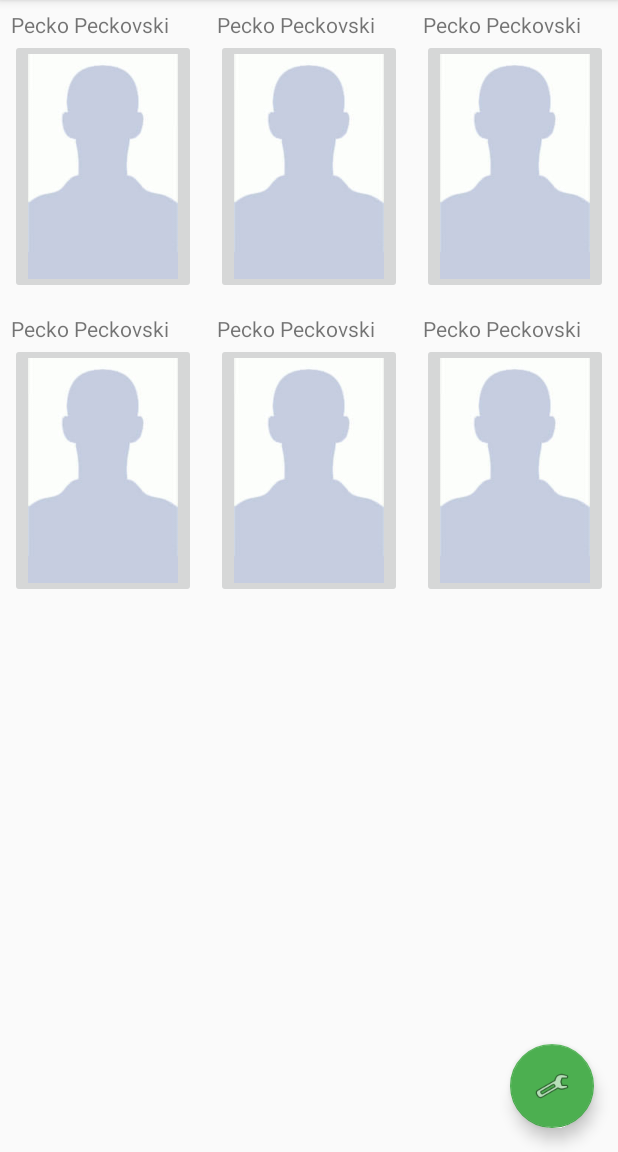
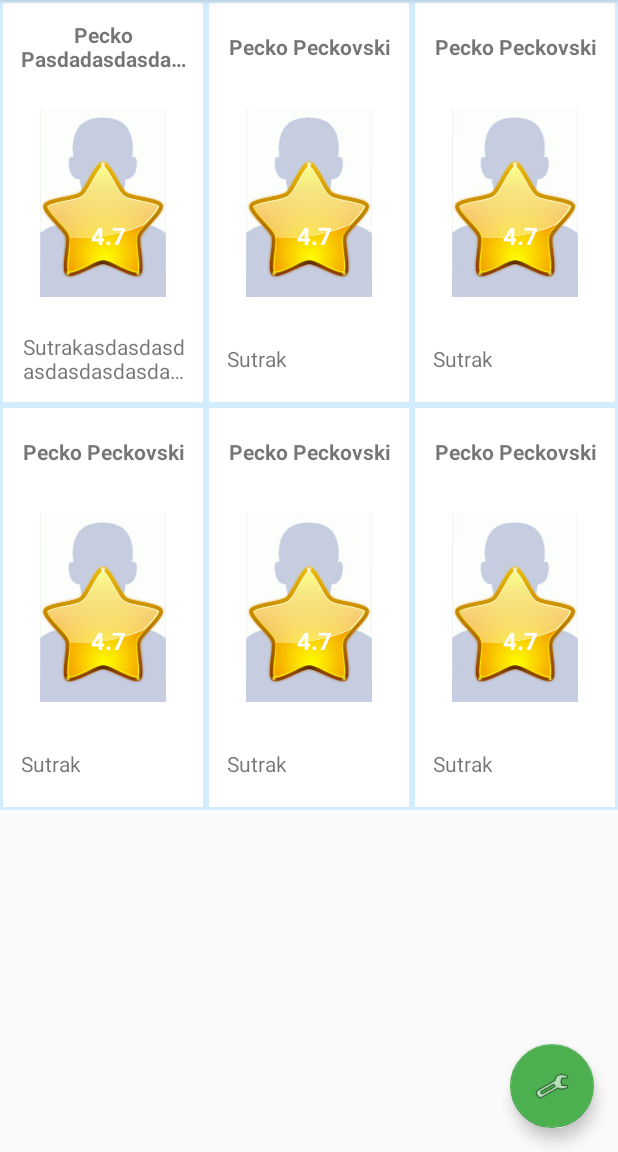
Before and after one commit to petardan/Rep200917, an Android app: the MainActivity screen opened directly, with no data from a screen before it, on a phone screen of 412 x 824 dp, the part 84-1236 px from its top. Run offline under Robolectric (Android 15) with nearby library versions, the phone set to English and light mode, and no system bars; our stand-ins replace Picasso; network calls fail; pictures from the network do not load; 17 statements that could not run were skipped.

Commit message:
Added small icons

```diff
--- /dev/null
+++ b/app/src/main/java/com/rpd/customViews/RatingLayout.java
@@ -0,0 +1,65 @@
+package com.rpd.customViews;
+
+import android.content.Context;
+import android.graphics.Color;
+import android.graphics.Typeface;
+import android.view.ViewGroup;
+import android.widget.ImageView;
+import android.widget.LinearLayout;
+import android.widget.RelativeLayout;
+import android.widget.TextView;
+
+import com.rpd.irepair.R;
+import com.squareup.picasso.Picasso;
+
+/**
+ * Created by Petar on 9/28/2017.
+ */
+
+public class RatingLayout extends RelativeLayout{
+
+    ImageView ratingStarImage;
+    TextView ratingView;
+
+    public RatingLayout(Context context, double rating) {
+        super(context);
+
+        RelativeLayout.LayoutParams ratingRelativeLayoutParams = new RelativeLayout.LayoutParams(LinearLayout.LayoutParams.WRAP_CONTENT, LinearLayout.LayoutParams.WRAP_CONTENT);
+        ratingRelativeLayoutParams.addRule(RelativeLayout.ALIGN_PARENT_BOTTOM);
+        ratingRelativeLayoutParams.addRule(RelativeLayout.ALIGN_PARENT_RIGHT);
+        setLayoutParams(ratingRelativeLayoutParams);
+        setPadding(0,0,0,20);
+        setFocusable(false);
+
+        //Rating star image button
+        ratingStarImage = new ImageView(context);
+        ratingStarImage.setAdjustViewBounds(true);
+        RelativeLayout.LayoutParams ratingStarImageParams = new RelativeLayout.LayoutParams(150, 150);
+        ratingStarImageParams.addRule(RelativeLayout.ALIGN_PARENT_BOTTOM);
+        ratingStarImageParams.addRule(RelativeLayout.ALIGN_PARENT_RIGHT);
+        ratingStarImage.setLayoutParams(ratingStarImageParams);
+        Picasso.with(context).load(R.drawable.rating_star).into(ratingStarImage);
+        ratingStarImage.setFocusable(false);
+        ratingStarImage.setClickable(false);
+
+        //Setting rating text view
+        ratingView = new TextView(context);
+        RelativeLayout.LayoutParams ratingViewParams = new RelativeLayout.LayoutParams(ViewGroup.LayoutParams.WRAP_CONTENT, ViewGroup.LayoutParams.WRAP_CONTENT);
+        ratingViewParams.addRule(RelativeLayout.ALIGN_PARENT_BOTTOM);
+        ratingViewParams.addRule(RelativeLayout.ALIGN_PARENT_RIGHT);
+        ratingView.setLayoutParams(ratingViewParams);
+        ratingView.setText(Double.valueOf(rating).toString());
+        ratingView.setTextSize(16);
+        ratingView.setTypeface(null, Typeface.BOLD);
+        ratingView.setPadding(0,0,40,40);
+        ratingView.setTextColor(Color.WHITE);
+        ratingView.setFocusable(false);
+        ratingView.setClickable(false);
+
+
+        addView(ratingStarImage);
+        addView(ratingView);
+
+
+    }
+}
--- a/app/src/main/java/com/rpd/customViews/smallRepairmanItem.java
+++ b/app/src/main/java/com/rpd/customViews/smallRepairmanItem.java
@@ -2,7 +2,10 @@ package com.rpd.customViews;
 
 import android.app.Activity;
 import android.content.Context;
+import android.graphics.Color;
 import android.graphics.Point;
+import android.graphics.Typeface;
+import android.text.TextUtils;
 import android.view.Gravity;
 import android.view.ViewGroup;
 import android.widget.GridLayout;
@@ -22,8 +25,15 @@ import com.squareup.picasso.Picasso;
 public class smallRepairmanItem extends LinearLayout{
 
     TextView nameSurnameView;
+    RelativeLayout imageRelativeLayout;
     ImageButton smallProfilePicture;
-    TextView description;
+    RelativeLayout ratingRelativeLayout;
+    ImageView ratingStarImage;
+    TextView ratingView;
+
+    TextView descriptionView;
+
+    RatingLayout ratingLayout;
 
     //Default constructor
     public smallRepairmanItem(Context context, int columnCount, String nameSurname, String repairmanUrl, double rating, String description) {
@@ -41,29 +51,62 @@ public class smallRepairmanItem extends LinearLayout{
         linearParams.gravity = Gravity.CENTER;
         setOrientation(VERTICAL);
         setLayoutParams(linearParams);
-        setPadding(10,10,10,10);
+        setBackgroundResource(R.drawable.custom_view_border);
+        setPadding(20,20,20,20);
         setFocusable(true);
 
         //Setting layout items
 
         //Setting name and surname text view
         nameSurnameView = new TextView(context);
-        nameSurnameView.setLayoutParams(new RelativeLayout.LayoutParams(ViewGroup.LayoutParams.WRAP_CONTENT, ViewGroup.LayoutParams.WRAP_CONTENT));
+        nameSurnameView.setLayoutParams(new RelativeLayout.LayoutParams(ViewGroup.LayoutParams.MATCH_PARENT, ViewGroup.LayoutParams.MATCH_PARENT));
         nameSurnameView.setText(nameSurname);
         nameSurnameView.setGravity(Gravity.CENTER);
+        nameSurnameView.setTypeface(null, Typeface.BOLD);
+        nameSurnameView.setMinLines(2);
+        nameSurnameView.setMaxLines(2);
+        nameSurnameView.setEllipsize(TextUtils.TruncateAt.END);
         nameSurnameView.setFocusable(false);
         nameSurnameView.setClickable(false);
+
+
+        //Image Relative Layout start
+        imageRelativeLayout = new RelativeLayout(context);
+        RelativeLayout.LayoutParams imageRelativeLayoutParams = new RelativeLayout.LayoutParams(LayoutParams.WRAP_CONTENT, LayoutParams.WRAP_CONTENT);
+        imageRelativeLayout.setLayoutParams(imageRelativeLayoutParams);
+        imageRelativeLayout.setPadding(20,20,20,20);
+        imageRelativeLayout.setFocusable(false);
 
         //Setting profile image button
         smallProfilePicture = new ImageButton(context);
         smallProfilePicture.setAdjustViewBounds(true);
+        smallProfilePicture.setBackgroundColor(Color.TRANSPARENT);
         smallProfilePicture.setLayoutParams(new RelativeLayout.LayoutParams(ViewGroup.LayoutParams.WRAP_CONTENT, ViewGroup.LayoutParams.MATCH_PARENT));
         Picasso.with(context).load(R.drawable.blankuser1).into(smallProfilePicture);
         smallProfilePicture.setFocusable(false);
         smallProfilePicture.setClickable(false);
 
+        ratingLayout = new RatingLayout(context, rating);
+
+        imageRelativeLayout.addView(smallProfilePicture);
+        imageRelativeLayout.addView(ratingLayout);
+
+        //Image Relative Layout end
+
+        //Setting desciption view
+        descriptionView = new TextView(context);
+        descriptionView.setLayoutParams(new RelativeLayout.LayoutParams(ViewGroup.LayoutParams.WRAP_CONTENT, ViewGroup.LayoutParams.WRAP_CONTENT));
+        descriptionView.setText(description);
+        descriptionView.setGravity(Gravity.CENTER);
+        descriptionView.setFocusable(false);
+        descriptionView.setClickable(false);
+        descriptionView.setMinLines(2);
+        descriptionView.setMaxLines(2);
+        descriptionView.setEllipsize(TextUtils.TruncateAt.END);
+
         addView(nameSurnameView);
-        addView(smallProfilePicture);
+        addView(imageRelativeLayout);
+        addView(descriptionView);
 
     }
 }
--- a/app/src/main/java/com/rpd/irepair/MainActivity.java
+++ b/app/src/main/java/com/rpd/irepair/MainActivity.java
@@ -106,7 +106,7 @@ public class MainActivity extends AppCompatActivity
         //End of Initializing
 
 
-        repairmanList.addView(new smallRepairmanItem(this, repairmanList.getColumnCount(), "Pecko Peckovski", "trt mrt", 4.7, "Sutrak"));
+        repairmanList.addView(new smallRepairmanItem(this, repairmanList.getColumnCount(), "Pecko Pasdadasdasdasdasdasdasdasdasdasdasdasdas", "trt mrt", 4.7, "Sutrakasdasdasdasdasdasdasdasdasdasdasdasdasdasdasdasdas"));
         repairmanList.addView(new smallRepairmanItem(this, repairmanList.getColumnCount(), "Pecko Peckovski", "trt mrt", 4.7, "Sutrak"));
         repairmanList.addView(new smallRepairmanItem(this, repairmanList.getColumnCount(), "Pecko Peckovski", "trt mrt", 4.7, "Sutrak"));
         repairmanList.addView(new smallRepairmanItem(this, repairmanList.getColumnCount(), "Pecko Peckovski", "trt mrt", 4.7, "Sutrak"));
--- /dev/null
+++ b/app/src/main/res/drawable/custom_view_border.xml
@@ -0,0 +1,18 @@
+<?xml version="1.0" encoding="utf-8"?>
+<shape xmlns:android="http://schemas.android.com/apk/res/android"
+    android:shape="rectangle">
+<!--    <corners
+        android:radius="2sp"
+        android:topRightRadius="10sp"
+        android:topLeftRadius="10sp"
+        android:bottomRightRadius="10sp"
+        android:bottomLeftRadius="10sp" />
+-->
+    <stroke
+        android:width="2sp"
+        android:color="@color/customViewBorderColor" />
+
+    <solid android:color="#ffffff" />
+
+
+    </shape>
--- a/app/src/main/res/layout/content_main.xml
+++ b/app/src/main/res/layout/content_main.xml
@@ -26,8 +26,7 @@
         android:layout_height="match_parent"
         android:orientation="horizontal"
         tools:context=".GridXMLActivity"
-        android:columnCount="3"
->
+        android:columnCount="3">
 
 
         </GridLayout>
--- a/app/src/main/res/values/colors.xml
+++ b/app/src/main/res/values/colors.xml
@@ -19,4 +19,8 @@
     <color name="input_register_bg">#3b4148</color>
     <color name="input_register_hint">#5e6266</color>
 
+    <!--Custom View-->
+    <color name="customViewBorderColor">#d3edff</color>
+
+
 </resources>
```
Also changed, not shown: app/src/main/res/drawable/rating_star.png (added).
